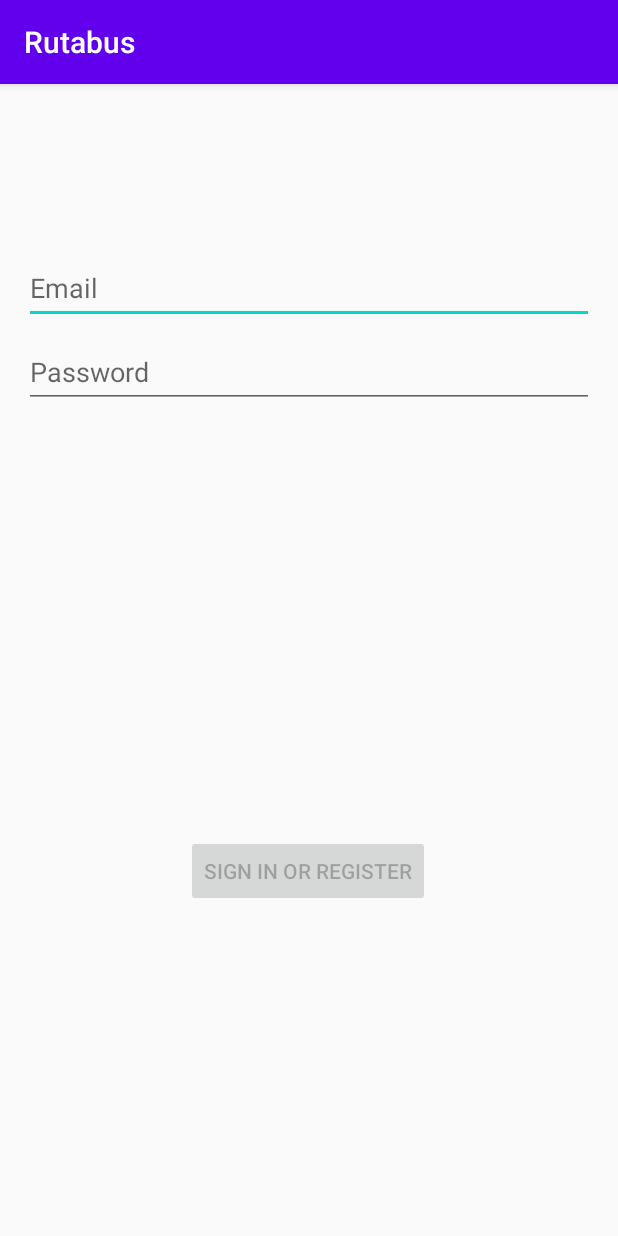
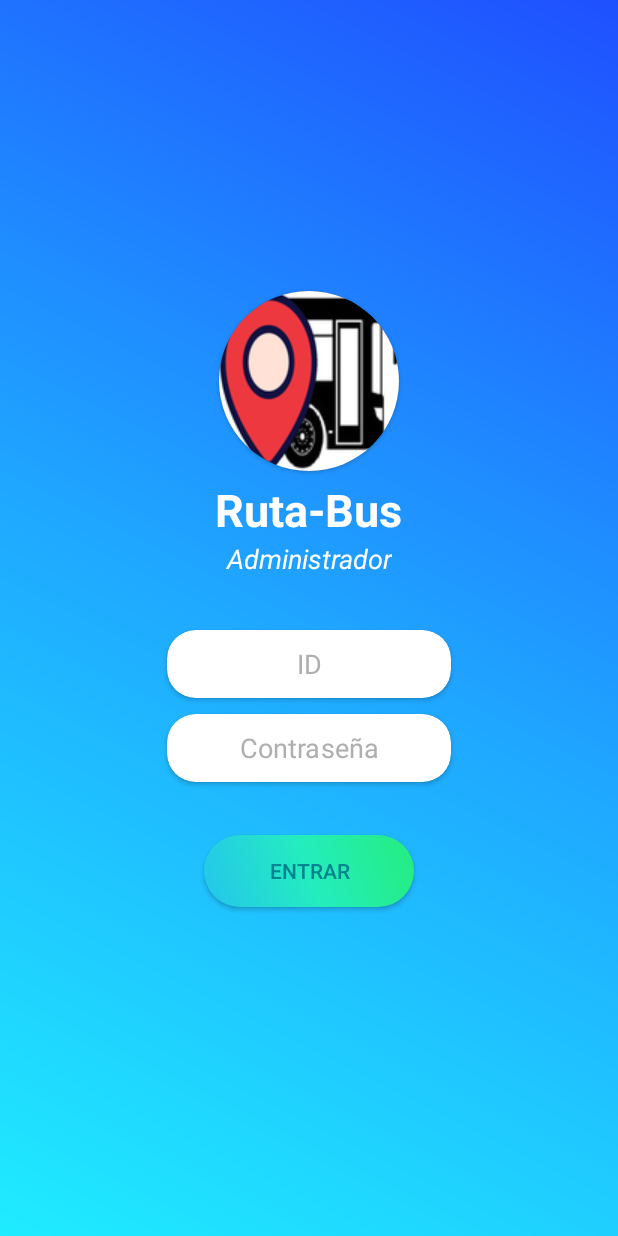
Before and after one commit to AndresDamian0412/Rutabus, an Android app: the screen it shows after launch (LoginActivity before the commit, AdminLogin after it), on a phone screen of 412 x 824 dp. Run offline under Robolectric (Android 15) with nearby library versions, the phone set to English and light mode, and no system bars.

Commit message:
Avance admin_login.xml terminado, falta el onClick()

```diff
--- a/app/src/main/AndroidManifest.xml
+++ b/app/src/main/AndroidManifest.xml
@@ -9,9 +9,9 @@
         android:label="@string/app_name"
         android:roundIcon="@mipmap/ic_launcher_round"
         android:supportsRtl="true"
-        android:theme="@style/Theme.Rutabus">
+        android:theme="@style/Theme.AppCompat.NoActionBar">
         <activity
-            android:name=".ui.login.LoginActivity"
+            android:name=".AdminLogin"
             android:exported="true"
             android:label="@string/app_name"
             tools:ignore="RedundantLabel">
--- /dev/null
+++ b/app/src/main/res/drawable/gradient_buttons.xml
@@ -0,0 +1,10 @@
+<?xml version="1.0" encoding="utf-8"?>
+<shape xmlns:android="http://schemas.android.com/apk/res/android">
+    <gradient
+        android:angle="45"
+        android:startColor="#24C5ED"
+        android:centerColor="#24EDBE"
+        android:endColor="#24ED7E"/>
+    <corners
+        android:radius="90dp"/>
+</shape>
--- a/app/src/main/res/drawable/gradient_layout.xml
+++ b/app/src/main/res/drawable/gradient_layout.xml
@@ -1,7 +1,8 @@
 <?xml version="1.0" encoding="utf-8"?>
 <shape xmlns:android="http://schemas.android.com/apk/res/android">
     <gradient
-        android:angle="90"
-        android:startColor="#2196F3"
-        android:endColor="#3F51B5"/>
+        android:angle="45"
+        android:startColor="#1FECFF"
+        android:centerColor="#1FA5FF"
+        android:endColor="#1F50FF"/>
 </shape>
--- a/app/src/main/res/layout/activity_admin_login_.xml
+++ b/app/src/main/res/layout/activity_admin_login_.xml
@@ -10,14 +10,18 @@
     <LinearLayout
         android:layout_width="match_parent"
         android:layout_height="match_parent"
-        android:gravity="center_horizontal"
+        android:gravity="center"
         android:orientation="vertical"
-        app:layout_constraintTop_toTopOf="parent">
+        android:foregroundGravity="center_vertical"
+        app:layout_constraintTop_toTopOf="parent"
+        >
 
-        <View
+        <LinearLayout
             android:layout_width="wrap_content"
-            android:layout_height="60dp"/>
-
+            android:layout_height="wrap_content"
+            android:orientation="vertical"
+            android:gravity="center"
+            tools:ignore="UselessParent">
             <android.support.v7.widget.CardView
                 android:layout_width="wrap_content"
                 android:layout_height="wrap_content"
@@ -44,11 +48,12 @@
             <TextView
                 android:layout_width="wrap_content"
                 android:layout_height="wrap_content"
+                android:gravity="center"
                 android:text="@string/admin"
                 android:textColor="#FFFFFF"
                 android:textSize="18sp"
                 android:textStyle="italic"
-            android:gravity="center"/>
+                tools:ignore="TextContrastCheck" />
 
             <LinearLayout
                 android:layout_width="200sp"
@@ -64,15 +69,20 @@
                     android:layout_height="wrap_content"
                     android:layout_margin="5dp"
                     android:elevation="10dp"
-                app:cardCornerRadius="19sp">
+                    app:cardCornerRadius="19sp"
+                    app:cardBackgroundColor="#FFF">
+
                     <EditText
                         android:layout_width="match_parent"
                         android:layout_height="wrap_content"
+                        android:backgroundTint="@android:color/transparent"
+                        android:hint="@string/idwrite"
+                        android:importantForAutofill="no"
                         android:inputType="text"
+                        android:maxLength="8"
                         android:textAlignment="center"
-                android:hint="@string/idwrite"
-                android:maxLength="8"
-                android:importantForAutofill="no"/>
+                        android:textColorHint="#AFAFAF"
+                        tools:ignore="TouchTargetSizeCheck,TextContrastCheck" />
                 </android.support.v7.widget.CardView>
 
                 <android.support.v7.widget.CardView
@@ -80,24 +90,35 @@
                     android:layout_height="wrap_content"
                     android:layout_margin="5dp"
                     android:elevation="10dp"
-                app:cardCornerRadius="19sp">
+                    app:cardCornerRadius="19sp"
+                    app:cardBackgroundColor="#FFF">
+
                     <EditText
                         android:layout_width="match_parent"
                         android:layout_height="wrap_content"
-                    android:inputType="text"
+                        android:backgroundTint="@android:color/transparent"
+                        android:hint="@string/passwordwrite"
+                        android:importantForAutofill="no"
+                        android:inputType="textPassword"
+                        android:maxLength="8"
                         android:textAlignment="center"
-                    android:hint="@string/passwordwrite"
-                    android:maxLength="8"
-                    android:importantForAutofill="no"/>
+                        android:textColorHint="#AFAFAF"
+                        tools:ignore="TouchTargetSizeCheck,TextContrastCheck" />
                 </android.support.v7.widget.CardView>
 
                 <Button
                     android:layout_width="match_parent"
                     android:layout_height="wrap_content"
+                    android:layout_margin="30sp"
+                    android:background="@drawable/gradient_buttons"
                     android:text="ENTRAR"
-                tools:ignore="HardcodedText" />
+                    android:textColor="#00838F"
+                    tools:ignore="HardcodedText,TextContrastCheck" />
 
             </LinearLayout>
+
+        </LinearLayout>
+
     </LinearLayout>
 
 
--- a/app/src/main/res/values/strings.xml
+++ b/app/src/main/res/values/strings.xml
@@ -1,5 +1,5 @@
 <resources>
-    <string name="app_name">Rutabus</string>
+    <string name="app_name">Ruta-Bus</string>
     <!-- Strings related to login -->
     <string name="prompt_email">Email</string>
     <string name="prompt_password">Password</string>
@@ -12,5 +12,5 @@
     <string name="admin">Administrador</string>
     <string name="idwrite">ID</string>
     <string name="passwordwrite">Contraseña</string>
-    <string name="buscaruta">Digita el nombre de una ruta...</string>
+    <string name="buscaruta">Digita el nombre de una ruta…</string>
 </resources>
```
Lines whose indentation alone changed are shown as unchanged.
